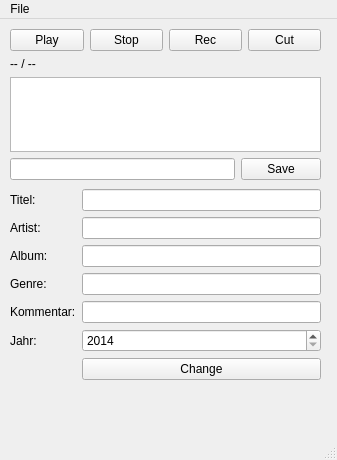
First picture: the form in ui/godi_rec.ui, repository quitejonny/godirec, before the edit.
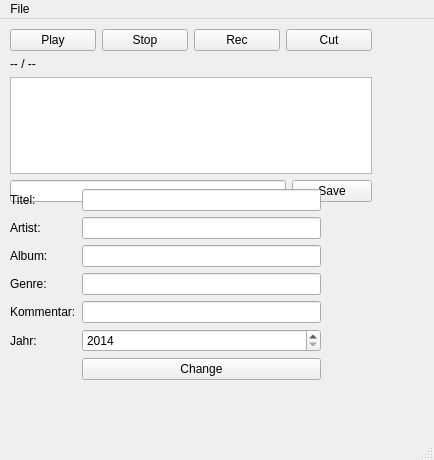
Second picture: the form after the edit.

Commit message: changed variable names

```diff
--- a/ui/godi_rec.ui
+++ b/ui/godi_rec.ui
@@ -6,7 +6,7 @@
    <rect>
     <x>0</x>
     <y>0</y>
-    <width>337</width>
+    <width>434</width>
     <height>460</height>
    </rect>
   </property>
@@ -19,8 +19,8 @@
      <rect>
       <x>10</x>
       <y>10</y>
-      <width>311</width>
-      <height>151</height>
+      <width>362</width>
+      <height>173</height>
      </rect>
     </property>
     <layout class="QVBoxLayout" name="verticalLayout">
@@ -184,7 +184,7 @@
     <rect>
      <x>0</x>
      <y>0</y>
-     <width>337</width>
+     <width>434</width>
      <height>25</height>
     </rect>
    </property>
```
Left out of the diff: 24 changed lines with no effect on the pictures. The commit also changes 1 other file.
